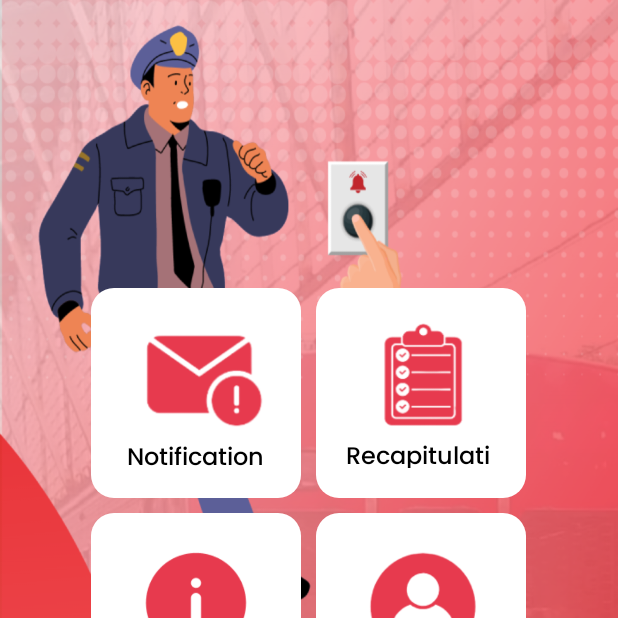
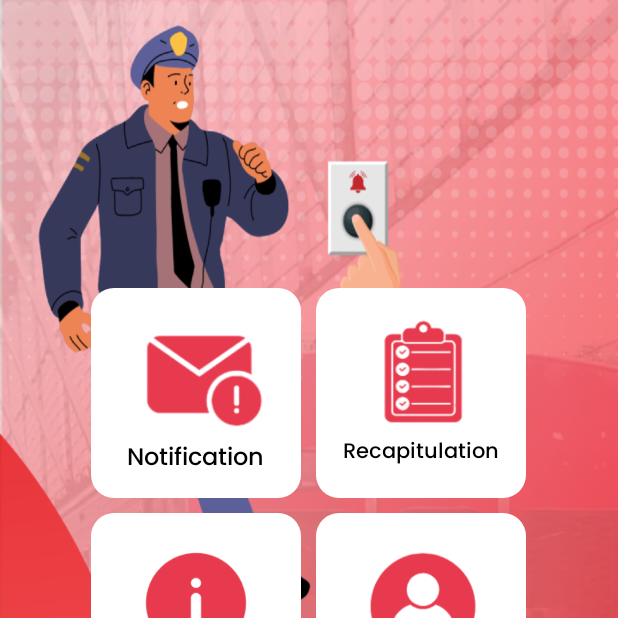
Before and after one commit to aldriansyah8/krlRescue, an Android app: the NotificationActivity screen opened directly, with no data from a screen before it, after a tap on an icon or button, on a phone screen of 412 x 824 dp, the top half of it. Run offline under Robolectric (Android 15) with nearby library versions, the light colour scheme and no system bars; our stand-ins replace Firebase (no records; nobody signed in at launch, a user with empty details on screens opened directly); 4 statements that could not run were skipped.

Commit message:
UI main menu "recap", location text

```diff
--- a/app/src/main/java/com/example/krlrescue/NotificationActivity.java
+++ b/app/src/main/java/com/example/krlrescue/NotificationActivity.java
@@ -35,7 +35,7 @@ public class NotificationActivity extends AppCompatActivity {
     DatabaseReference myRef;
     FirebaseAuth mAuth;
     private Integer n = 1;
-    private String alarmPosition;
+    private String alarmPosition, route, serial;
     private Integer location;
 
     @Override
@@ -90,23 +90,28 @@ public class NotificationActivity extends AppCompatActivity {
 
                 if (location == 1) {
                     alarm.setBackground(ContextCompat.getDrawable(NotificationActivity.this, R.drawable.img_a));
-                    alarmPosition = "pintu A.";
+                    //alarmPosition = "pintu A.";
+                    txtLocation.setText("Serial number " + serial + ", pintu A");
                     pushNotification(n, "WARNING!, Petugas harap segera menuju lokasi", "Emergency button pintu A ditekan");
                 } else if (location == 2) {
                     alarm.setBackground(ContextCompat.getDrawable(NotificationActivity.this, R.drawable.img_b));
-                    alarmPosition = "pintu B";
+                    //alarmPosition = "pintu B";
+                    txtLocation.setText("Serial number " + serial + ", pintu B");
                     pushNotification(n, "WARNING!, Petugas harap segera menuju lokasi", "Emergency button pintu B ditekan");
                 } else if (location == 3) {
                     alarm.setBackground(ContextCompat.getDrawable(NotificationActivity.this, R.drawable.img_c));
-                    alarmPosition = "pintu C";
+                    //alarmPosition = "pintu C";
+                    txtLocation.setText("Serial number " + serial + ", pintu C");
                     pushNotification(n, "WARNING!, Petugas harap segera menuju lokasi", "Emergency button pintu C ditekan");
                 } else if (location == 4) {
                     alarm.setBackground(ContextCompat.getDrawable(NotificationActivity.this, R.drawable.img_d));
-                    alarmPosition = "pintu D";
+                    //alarmPosition = "pintu D";
+                    txtLocation.setText("Serial number " + serial + ", pintu F");
                     pushNotification(n, "WARNING!, Petugas harap segera menuju lokasi", "Emergency button pintu D ditekan");
                 } else {
                     alarm.setBackground(ContextCompat.getDrawable(NotificationActivity.this, R.drawable.img_default));
-                    alarmPosition = "tidak ada alarm";
+                    //alarmPosition = "tidak ada alarm";
+                    txtLocation.setText("Serial number " + serial + ", tidak ada alarm");
                 }
             }
 
@@ -123,13 +128,10 @@ public class NotificationActivity extends AppCompatActivity {
         myRef.addValueEventListener(new ValueEventListener() {
             @Override
             public void onDataChange(@NonNull DataSnapshot snapshot) {
-                String route, serial;
                 route = snapshot.child("route").getValue(String.class);
                 txtRoute.setText(route);
                 serial = snapshot.child("serial-number").getValue(String.class);
                 txtSerial.setText(serial);
-
-                txtLocation.setText("Serial number " + serial + ", " + alarmPosition);
             }
 
             @Override
--- a/app/src/main/res/layout/activity_main.xml
+++ b/app/src/main/res/layout/activity_main.xml
@@ -108,7 +108,7 @@
                 android:background="@drawable/box_corner"
                 android:backgroundTint="@color/white"
                 android:layout_marginBottom="10dp"
-                android:padding="20dp"
+                android:padding="17dp"
                 android:gravity="center">
                 <ImageButton
                     android:id="@+id/btnToRecap"
@@ -120,7 +120,7 @@
                     android:layout_width="wrap_content"
                     android:layout_height="wrap_content"
                     android:fontFamily="@font/poppins_medium"
-                    android:textSize="16dp"
+                    android:textSize="14dp"
                     android:textColor="@color/black"
                     android:text="Recapitulation"/>
             </LinearLayout>
```
